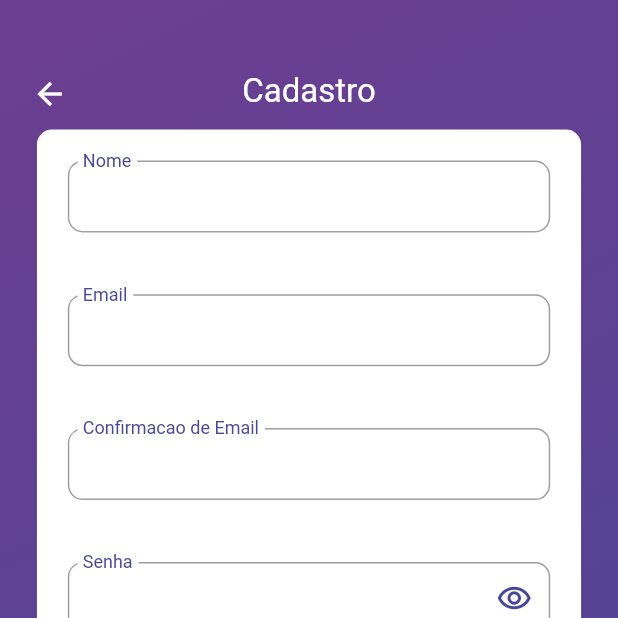
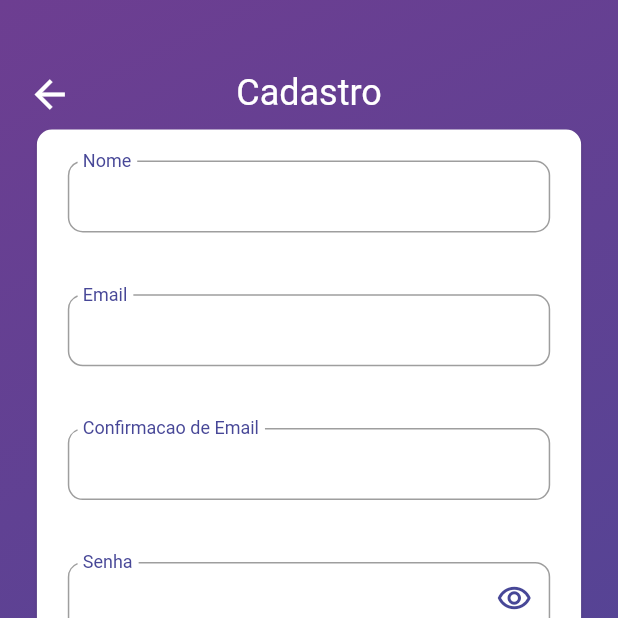
Before and after one commit to evrtonpires/sweet_pet_mobile, a Flutter app: the screen it shows after launch, after a tap on "Cadastre-se", on a phone screen of 412 x 824 dp, the top half of it. Run offline on Flutter 3.47's test engine with Material 2 defaults, Android fonts, the phone set to English and light mode, and no system bars; our stand-ins replace awesome_dialog, connectivity, custom_navigation_bar, dio, flutter_i18n, flutter_mobx and 8 more; missing offline and left inert: connectivity_for_web, encrypt, shared_preferences_web; generated files the repository leaves out were written again; Roboto replaces fonts that are missing (Graduate, Sriracha).

Commit message:
feature(dev_juan): adicionando bloqueio ao metodo de cadastro

```diff
--- a/lib/app/app_module.dart
+++ b/lib/app/app_module.dart
@@ -10,7 +10,7 @@ class AppModule extends Module {
   @override
   final List<Bind> binds = [
     Bind<IAuthRepository>((i) => AuthRepository(i.get())),
-    Bind((i) => AuthController()),
+    Bind.singleton((i) => AuthController()),
     Bind((i) => Dio()),
     Bind((i) => AppDatabase()),
   ];
--- a/lib/app/modules/dashboard/home_dashboard/widgets/painel_control_items_widget.dart
+++ b/lib/app/modules/dashboard/home_dashboard/widgets/painel_control_items_widget.dart
@@ -39,7 +39,7 @@ class PainelControlItemsWidget extends StatelessWidget {
               ),
               Text(
                 'Medicamentos',
-                style: GoogleFonts.graduate(color: Colors.black, fontSize: 12),
+                style: GoogleFonts.sriracha(color: Colors.black, fontSize: 12),
               ),
             ],
           ),
--- a/lib/app/modules/login/cadastro_de_usuario/cadastro_de_usuario_page.dart
+++ b/lib/app/modules/login/cadastro_de_usuario/cadastro_de_usuario_page.dart
@@ -6,6 +6,7 @@ import 'package:flutter/material.dart';
 import 'package:sweet_pet_mobile/app/modules/shared/auth/auth_controller.dart';
 import 'package:sweet_pet_mobile/util/colors/colors.dart';
 import 'package:sweet_pet_mobile/util/loading_page/loading_page_widget.dart';
+import 'package:sweet_pet_mobile/util/no_connection/no_connection_widget.dart';
 import 'package:sweet_pet_mobile/util/widgets/size_font.dart';
 import 'package:sweet_pet_mobile/util/widgets/text_field_with_validation_widget.dart';
 
@@ -58,7 +59,9 @@ class CadastroDeUsuarioPageState
 
   @override
   Widget build(BuildContext context) {
-    return Stack(
+    return Observer(builder: (_) {
+      return widget.authController.isEnableConnecticonnectivity
+          ? Stack(
               children: [
                 Scaffold(
                   body: Container(
@@ -82,6 +85,7 @@ class CadastroDeUsuarioPageState
                             icon: Icon(
                               Icons.arrow_back_sharp,
                               color: Colors.white,
+                              size: 30,
                             ),
                           ),
                         ),
@@ -89,9 +93,10 @@ class CadastroDeUsuarioPageState
                           alignment: Alignment(0, -0.88),
                           child: Text(
                             'Cadastro',
-                    style: GoogleFonts.graduate(
+                            style: GoogleFonts.sriracha(
                               color: Colors.white,
-                      fontSize: getValueFont(context: context, valueMin: 22),
+                              fontSize:
+                                  getValueFont(context: context, valueMin: 24),
                             ),
                           ),
                         ),
@@ -126,7 +131,8 @@ class CadastroDeUsuarioPageState
                                               store.nameValidate(context),
                                           onEditingComplete: () =>
                                               FocusScope.of(context)
-                                          .requestFocus(store.focusEmail),
+                                                  .requestFocus(
+                                                      store.focusEmail),
                                           isPassword: false,
                                         );
                                       },
@@ -148,8 +154,9 @@ class CadastroDeUsuarioPageState
                                           onValidator: () =>
                                               store.emailValidate(context),
                                           onEditingComplete: () =>
-                                      FocusScope.of(context).requestFocus(
-                                          store.focusEmailConfirmation),
+                                              FocusScope.of(context)
+                                                  .requestFocus(store
+                                                      .focusEmailConfirmation),
                                           isPassword: false,
                                         );
                                       },
@@ -159,22 +166,27 @@ class CadastroDeUsuarioPageState
                                     child: Observer(
                                       builder: (_) {
                                         return TextFieldWithValidationWidget(
-                                  controller: emailConfirmationController,
-                                  focusNode: store.focusEmailConfirmation,
+                                          controller:
+                                              emailConfirmationController,
+                                          focusNode:
+                                              store.focusEmailConfirmation,
                                           placeholder: 'Confirmacao de Email',
                                           onChanged: (newEmailConfirmation) {
                                             store.setEmailConfirmation(
                                                 newEmailConfirmation);
-                                    store.emailConfirmationValidate(context);
+                                            store.emailConfirmationValidate(
+                                                context);
                                           },
                                           textInputAction: TextInputAction.next,
-                                  messageError:
-                                      store.messageEmailConfirmationError,
+                                          messageError: store
+                                              .messageEmailConfirmationError,
                                           onValidator: () =>
-                                      store.emailConfirmationValidate(context),
+                                              store.emailConfirmationValidate(
+                                                  context),
                                           onEditingComplete: () =>
                                               FocusScope.of(context)
-                                          .requestFocus(store.focusPassword),
+                                                  .requestFocus(
+                                                      store.focusPassword),
                                           isPassword: false,
                                         );
                                       },
@@ -192,12 +204,14 @@ class CadastroDeUsuarioPageState
                                             store.passwordValidate(context);
                                           },
                                           textInputAction: TextInputAction.next,
-                                  messageError: store.messagePasswordError,
+                                          messageError:
+                                              store.messagePasswordError,
                                           onValidator: () =>
                                               store.passwordValidate(context),
-                                  onEditingComplete: () =>
-                                      FocusScope.of(context).requestFocus(
-                                          store.focusPasswordConfirmation),
+                                          onEditingComplete: () => FocusScope
+                                                  .of(context)
+                                              .requestFocus(store
+                                                  .focusPasswordConfirmation),
                                           isPassword: true,
                                         );
                                       },
@@ -207,26 +221,33 @@ class CadastroDeUsuarioPageState
                                     child: Observer(
                                       builder: (_) {
                                         return TextFieldWithValidationWidget(
-                                  controller: passwordControllerConfirmation,
-                                  focusNode: store.focusPasswordConfirmation,
+                                          controller:
+                                              passwordControllerConfirmation,
+                                          focusNode:
+                                              store.focusPasswordConfirmation,
                                           placeholder: 'Confirmacao de Senha',
                                           onChanged: (newPasswordConfirmation) {
                                             store.setPasswordConfirmation(
                                                 newPasswordConfirmation);
-                                    store.passwordConfirmationValidate(context);
+                                            store.passwordConfirmationValidate(
+                                                context);
                                           },
-                                  textInputAction: store.intETypeUser == 1
+                                          textInputAction:
+                                              store.intETypeUser == 1
                                                   ? TextInputAction.done
                                                   : TextInputAction.next,
-                                  messageError:
-                                      store.messagePasswordConfirmationError,
+                                          messageError: store
+                                              .messagePasswordConfirmationError,
                                           onValidator: () => store
-                                      .passwordConfirmationValidate(context),
-                                  onEditingComplete: store.intETypeUser == 1
+                                              .passwordConfirmationValidate(
+                                                  context),
+                                          onEditingComplete: store
+                                                      .intETypeUser ==
+                                                  1
                                               ? () => store.autenticate(context)
                                               : () => FocusScope.of(context)
-                                          .requestFocus(
-                                              store.focusPasswordConfirmation),
+                                                  .requestFocus(store
+                                                      .focusPasswordConfirmation),
                                           isPassword: true,
                                         );
                                       },
@@ -245,8 +266,10 @@ class CadastroDeUsuarioPageState
                                                   store.setCRMV(newCRMV);
                                                   store.crmvValidate(context);
                                                 },
-                                        textInputAction: TextInputAction.done,
-                                        messageError: store.messageCRMVError,
+                                                textInputAction:
+                                                    TextInputAction.done,
+                                                messageError:
+                                                    store.messageCRMVError,
                                                 onValidator: () =>
                                                     store.crmvValidate(context),
                                                 onEditingComplete: () =>
@@ -259,8 +282,10 @@ class CadastroDeUsuarioPageState
                                   ),
                                   PaddingWithObserverWidget(
                                     top: 0,
-                            left: MediaQuery.of(context).size.width * .15,
-                            right: MediaQuery.of(context).size.width * .15,
+                                    left:
+                                        MediaQuery.of(context).size.width * .15,
+                                    right:
+                                        MediaQuery.of(context).size.width * .15,
                                     bottom: 0,
                                     child: Observer(
                                       builder: (_) {
@@ -273,9 +298,11 @@ class CadastroDeUsuarioPageState
                                                 Text('Usuário'),
                                                 Radio(
                                                   value: 1,
-                                          groupValue: store.intETypeUser,
+                                                  groupValue:
+                                                      store.intETypeUser,
                                                   onChanged: (v) {
-                                            store.setUserOrCRMV(v as int);
+                                                    store.setUserOrCRMV(
+                                                        v as int);
                                                   },
                                                 )
                                               ],
@@ -285,9 +312,11 @@ class CadastroDeUsuarioPageState
                                                 Text('Veterinário'),
                                                 Radio(
                                                   value: 2,
-                                          groupValue: store.intETypeUser,
+                                                  groupValue:
+                                                      store.intETypeUser,
                                                   onChanged: (v) {
-                                            store.setUserOrCRMV(v as int);
+                                                    store.setUserOrCRMV(
+                                                        v as int);
                                                   },
                                                 )
                                               ],
@@ -299,8 +328,11 @@ class CadastroDeUsuarioPageState
                                   ),
                                   Padding(
                                     padding: EdgeInsets.only(
-                              bottom: MediaQuery.of(context).size.width * .05,
-                              top: MediaQuery.of(context).size.width * .1,
+                                      bottom:
+                                          MediaQuery.of(context).size.width *
+                                              .05,
+                                      top: MediaQuery.of(context).size.width *
+                                          .1,
                                     ),
                                     child: InkWell(
                                       onTap: () {
@@ -308,7 +340,9 @@ class CadastroDeUsuarioPageState
                                       },
                                       child: Container(
                                         height: 45,
-                                width: MediaQuery.of(context).size.width / 1.2,
+                                        width:
+                                            MediaQuery.of(context).size.width /
+                                                1.2,
                                         decoration: BoxDecoration(
                                           color: Color(0xFFF9B233),
                                           borderRadius: BorderRadius.all(
@@ -318,9 +352,10 @@ class CadastroDeUsuarioPageState
                                         child: Center(
                                           child: Text(
                                             'Cadastrar'.toUpperCase(),
-                                    style: TextStyle(
+                                            style: GoogleFonts.sriracha(
                                               color: SweetPetColors.purple,
-                                        fontWeight: FontWeight.bold),
+                                              fontWeight: FontWeight.bold,
+                                            ),
                                           ),
                                         ),
                                       ),
@@ -345,6 +380,8 @@ class CadastroDeUsuarioPageState
                   },
                 ),
               ],
-    );
+            )
+          : NoConnectionWidget();
+    });
   }
 }
--- a/lib/app/modules/login/login_page.dart
+++ b/lib/app/modules/login/login_page.dart
@@ -22,8 +22,6 @@ class LoginPage extends StatefulWidget {
 
 class _LoginPageState extends ModularState<LoginPage, LoginStore>
     with SingleTickerProviderStateMixin {
-  var controllerStore = LoginStore();
-
   TextEditingController loginController = TextEditingController();
   TextEditingController senhaController = TextEditingController();
 
@@ -31,6 +29,7 @@ class _LoginPageState extends ModularState<LoginPage, LoginStore>
   void initState() {
     SystemChrome.setEnabledSystemUIOverlays([]);
     super.initState();
+    widget.authController.checkConnectivityListen();
     widget.authController
         .getUserSharedPref(stringValue: 'userValue')
         .then((value) {
@@ -217,7 +216,8 @@ class _LoginPageState extends ModularState<LoginPage, LoginStore>
                               Center(
                                 child: InkWell(
                                   onTap: () {
-                                    Modular.to.pushReplacementNamed('/signup');
+                                    store.checkConnectivitySignUp(
+                                        context: context);
                                   },
                                   child: Text(
                                     FlutterI18n.translate(
--- a/lib/app/modules/login/login_store.dart
+++ b/lib/app/modules/login/login_store.dart
@@ -1,15 +1,15 @@
+import 'package:awesome_dialog/awesome_dialog.dart';
 import 'package:flutter/material.dart';
 import 'package:flutter_modular/flutter_modular.dart';
 import 'package:mobx/mobx.dart';
 import 'package:sweet_pet_mobile/app/modules/shared/auth/auth_controller.dart';
+import 'package:sweet_pet_mobile/util/alert_awesome/alert_awesome_widget.dart';
 
 part 'login_store.g.dart';
 
 class LoginStore = LoginStoreBase with _$LoginStore;
 
 abstract class LoginStoreBase with Store {
-  // AuthController auth = Modular.get();
-
   //----------------------------------------------------------------------------
   LoginStoreBase({this.authController}) {
     focusLogin = FocusNode();
@@ -66,6 +66,25 @@ abstract class LoginStoreBase with Store {
   }
 
   //----------------------------------------------------------------------------
+  Future<void> checkConnectivitySignUp({context}) async {
+    var connectivityResult = await authController!.checkConnectivity();
+    if (connectivityResult) {
+      Modular.to.pushReplacementNamed('/signup');
+    } else {
+      AwesomeDialogWidget(
+          context: context,
+          animType: AnimType.SCALE,
+          dialogType: DialogType.NO_HEADER,
+          title: 'Aviso',
+          text:
+              'É necessario estar conectado a internet para realizar o cadrastro.',
+          borderColor: Colors.yellow,
+          buttonColor: Colors.yellow.shade800,
+          btnOkOnPress: () {});
+    }
+  }
+
+  //----------------------------------------------------------------------------
   bool passwordValidate(BuildContext context, {bool requestFocus = false}) {
     messagePasswordError = null;
     if (password == null || password!.isEmpty) {
--- a/lib/app/modules/shared/auth/auth_controller.dart
+++ b/lib/app/modules/shared/auth/auth_controller.dart
@@ -22,6 +22,23 @@ abstract class _AuthController with Store {
 
   final IAuthRepository _authRepository = Modular.get();
 
+  @observable
+  bool isEnableConnecticonnectivity = true;
+
+  //----------------------------------------------------------------------------
+  @action
+  void checkConnectivityListen() {
+    Connectivity().onConnectivityChanged.listen((connectivity) {
+      if (connectivity == ConnectivityResult.wifi ||
+          connectivity == ConnectivityResult.mobile) {
+        isEnableConnecticonnectivity = true;
+      } else {
+        isEnableConnecticonnectivity = false;
+      }
+    });
+  }
+
+  //----------------------------------------------------------------------------
   UserModel? userModel = UserModel.padrao();
 
   Future<bool?> signIn({
@@ -30,12 +47,11 @@ abstract class _AuthController with Store {
     required context,
   }) async {
     try {
-      var connectivityResult = await (Connectivity().checkConnectivity());
+      var connectivityResult = await checkConnectivity();
 
       UserSembast userSembast = UserSembast();
 
-      if (connectivityResult == ConnectivityResult.mobile ||
-          connectivityResult == ConnectivityResult.wifi) {
+      if (connectivityResult) {
         password = encrypt(password);
         userModel = await _authRepository.getLogin(
             user: user, password: password, context: context);
@@ -74,6 +90,7 @@ abstract class _AuthController with Store {
                 title: 'Erro ao obter acesso',
                 text:
                     'Os dados de acesso para o login off-line podem estar incorretos.\nVerifique os dados e tente novamente!\n\nCaso seja seu primeiro acesso neste dispositivo, ative sua conexão a internet para realizar o primeiro login.',
+                borderColor: Colors.red,
                 buttonColor: Colors.red.shade800,
                 btnOkOnPress: () {});
             return false;
@@ -86,6 +103,7 @@ abstract class _AuthController with Store {
               title: 'Erro ao obter acesso',
               text:
                   'Caso tenha um cadastro conosco, ative sua internet e realize o login para termos os dados necessarios em nossa base local.\n\nCaso não tenha, obtenha um cadastro em nosso aplicativo para realizar o login.',
+              borderColor: Colors.red,
               buttonColor: Colors.red.shade800,
               btnOkOnPress: () {});
           return false;
@@ -104,12 +122,11 @@ abstract class _AuthController with Store {
     required context,
   }) async {
     try {
-      var connectivityResult = await (Connectivity().checkConnectivity());
+      var connectivityResult = await checkConnectivity();
 
       UserSembast userSembast = UserSembast();
 
-      if (connectivityResult == ConnectivityResult.mobile ||
-          connectivityResult == ConnectivityResult.wifi) {
+      if (connectivityResult) {
         user.password = encrypt(user.password);
         userModel =
             await _authRepository.getSignUp(userModel: user, context: context);
@@ -130,6 +147,17 @@ abstract class _AuthController with Store {
     } catch (e) {
       print(e);
 
+      return false;
+    }
+  }
+
+  //----------------------------------------------------------------------------
+  Future<bool> checkConnectivity() async {
+    var connectivityResult = await (Connectivity().checkConnectivity());
+    if (connectivityResult == ConnectivityResult.mobile ||
+        connectivityResult == ConnectivityResult.wifi) {
+      return true;
+    } else {
       return false;
     }
   }
--- a/lib/util/alert_awesome/alert_awesome_widget.dart
+++ b/lib/util/alert_awesome/alert_awesome_widget.dart
@@ -10,6 +10,7 @@ void AwesomeDialogWidget({
   required String text,
   required String title,
   required Color buttonColor,
+  required Color borderColor,
   required Function() btnOkOnPress,
 }) {
   AwesomeDialog(
@@ -19,7 +20,7 @@ void AwesomeDialogWidget({
     title: title,
     btnOkColor: buttonColor,
     btnOkOnPress: btnOkOnPress,
-    borderSide: BorderSide(color: Colors.red, width: 1),
+    borderSide: BorderSide(color: borderColor, width: 1),
     body: Column(
       crossAxisAlignment: CrossAxisAlignment.center,
       children: [
--- a/lib/util/constants/Icons_constants.dart
+++ b/lib/util/constants/Icons_constants.dart
@@ -10,4 +10,6 @@ abstract class IconConstant {
   static String get categoryCat => 'assets/icon/category/cat_svg.svg';
 
   static String get loadingSvg => 'assets/icon/load/icon_app_loading.svg';
+
+  static String get noConnectionSvg => 'assets/icon/load/no_connection.svg';
 }
--- a/lib/util/constants/style.dart
+++ b/lib/util/constants/style.dart
@@ -1,4 +1,4 @@
 import 'package:google_fonts/google_fonts.dart';
 import 'package:flutter/material.dart';
 
-final styleFontIconBottomNavigation = GoogleFonts.graduate(color: Colors.black);
+final styleFontIconBottomNavigation = GoogleFonts.sriracha(color: Colors.black);
```
Also changed, not shown: lib/app/modules/dashboard/home_dashboard/widgets/painel_control_widget.dart (+4 -5 lines), lib/app/modules/login/widgets/logo_widget.dart (+10 -13 lines), lib/app/modules/shared/auth/auth_repositories/auth_repository.dart (+6 -4 lines), lib/util/no_connection/no_connection_widget.dart (added, +61 -0 lines), assets/icon/load/no_connection.svg (added), lib/app/modules/shared/auth/auth_controller.g.dart. Lines whose indentation alone changed are shown as unchanged.
